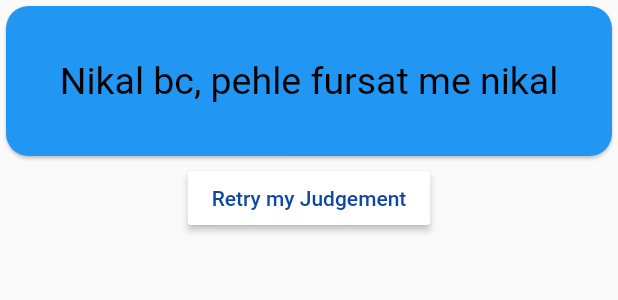
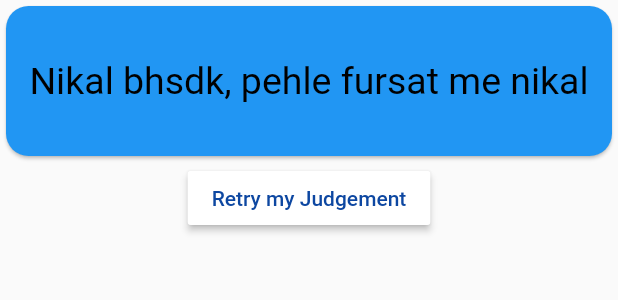
Before and after one commit to Techno-Disaster/Judgement, a Flutter app: the Result widget shown alone on an empty page, opened directly with empty values, on a phone screen of 412 x 824 dp. Shown: the top 300 px of the screen. Run offline on Flutter 3.47's test engine with Material 2 defaults, Android fonts, the phone set to English and light mode, and no system bars.

Commit message:
fix typo

```diff
--- a/lib/result.dart
+++ b/lib/result.dart
@@ -9,7 +9,7 @@ class Result extends StatelessWidget {
   String get resultPhrase {
     var resultText;
     if (resultScore <= 40) {
-      resultText = "Nikal bc, pehle fursat me nikal";
+      resultText = "Nikal bhsdk, pehle fursat me nikal";
      } else if (resultScore <= 50) {
       resultText = "Try harder bich";
     } else if (resultScore <= 60) {
```
